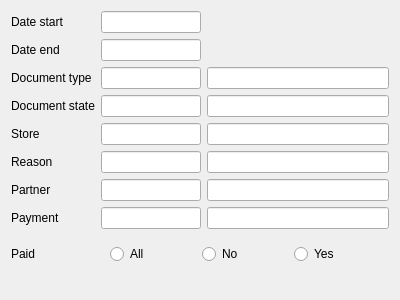
End1-1/Cafe5, file Reports/cr5storedocumentsfilter.ui: the form before one commit.
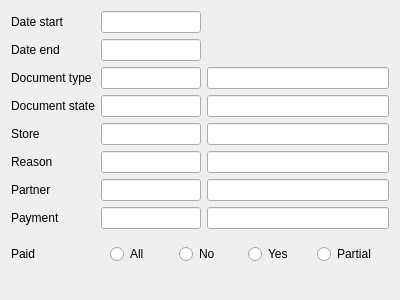
The form after the commit. Custom widgets are drawn as their Qt base class.

The edit to the form file:
```diff
--- a/Reports/cr5storedocumentsfilter.ui
+++ b/Reports/cr5storedocumentsfilter.ui
@@ -112,6 +112,13 @@
         </property>
        </widget>
       </item>
+      <item>
+       <widget class="QRadioButton" name="rbpPartial">
+        <property name="text">
+         <string>Partial</string>
+        </property>
+       </widget>
+      </item>
      </layout>
     </widget>
    </item>
```
